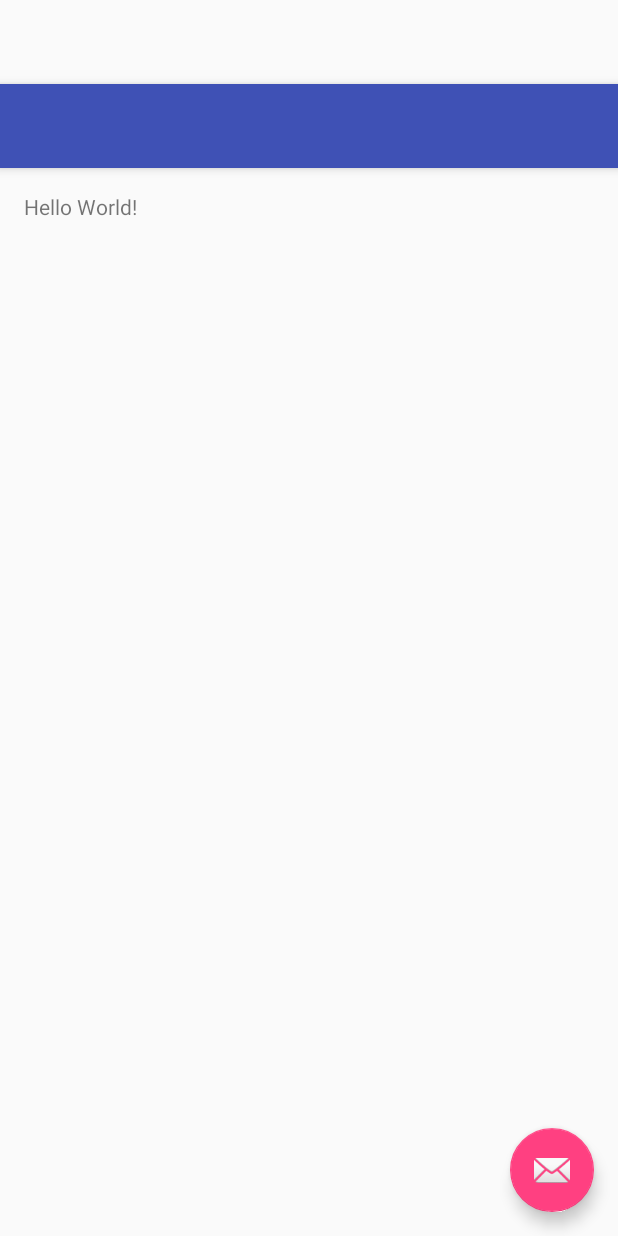
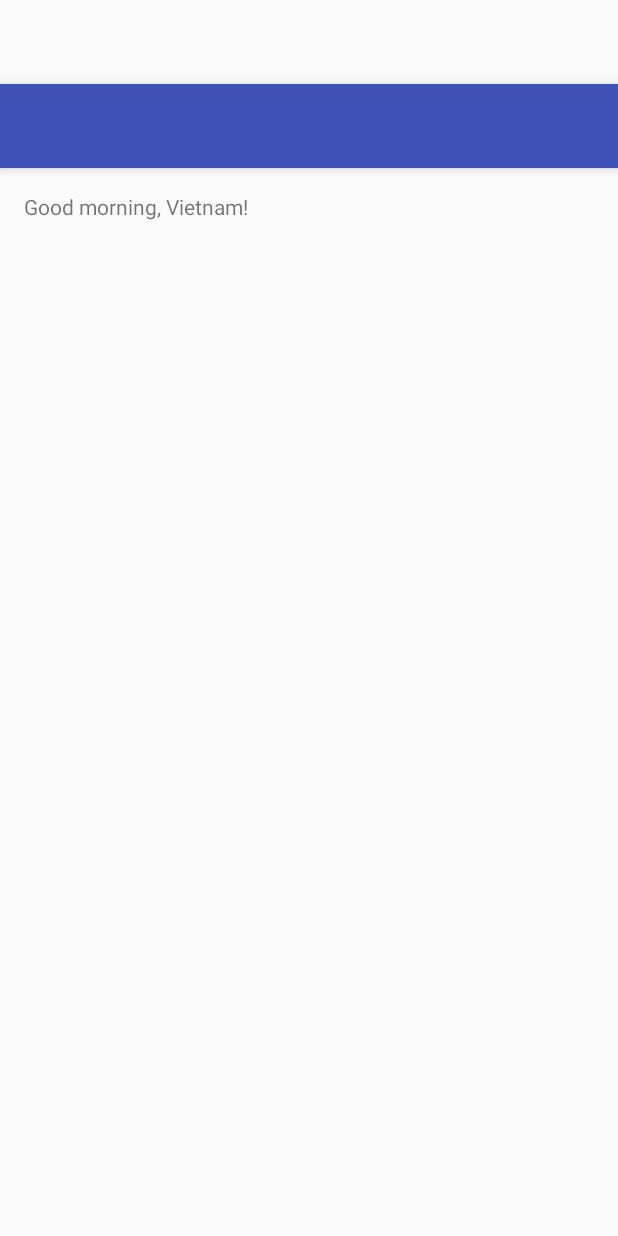
Before and after one commit to jgrocha/ActivengLab, an Android app: the layout activity_main.xml on its own in the app's theme, with its tools: preview values and no code run, on a phone screen of 412 x 824 dp. Run offline under Robolectric (Android 15) with nearby library versions, the phone set to English and light mode, and no system bars.

Commit message:
MainActivity layout include Fragment

```diff
--- a/app/src/main/AndroidManifest.xml
+++ b/app/src/main/AndroidManifest.xml
@@ -29,8 +29,8 @@
 
         <!-- mesmo importante aparecer aqui, senão o getContext().getContentResolver() não funciona -->
         <provider
-            android:authorities="activeng.pt.activenglab"
-            android:name=".data.TemperatureProvider" />
+            android:name=".data.TemperatureProvider"
+            android:authorities="activeng.pt.activenglab" />
 
     </application>
 
--- /dev/null
+++ b/app/src/main/java/activeng/pt/activenglab/MainActivityFragment.java
@@ -0,0 +1,22 @@
+package activeng.pt.activenglab;
+
+import android.os.Bundle;
+import android.support.v4.app.Fragment;
+import android.view.LayoutInflater;
+import android.view.View;
+import android.view.ViewGroup;
+
+/**
+ * A placeholder fragment containing a simple view.
+ */
+public class MainActivityFragment extends Fragment {
+
+    public MainActivityFragment() {
+    }
+
+    @Override
+    public View onCreateView(LayoutInflater inflater, ViewGroup container,
+                             Bundle savedInstanceState) {
+        return inflater.inflate(R.layout.fragment_main, container, false);
+    }
+}
--- a/app/src/main/res/layout/activity_main.xml
+++ b/app/src/main/res/layout/activity_main.xml
@@ -2,24 +2,33 @@
 <android.support.design.widget.CoordinatorLayout
     xmlns:android="http://schemas.android.com/apk/res/android"
     xmlns:app="http://schemas.android.com/apk/res-auto"
-    xmlns:tools="http://schemas.android.com/tools" android:layout_width="match_parent"
-    android:layout_height="match_parent" android:fitsSystemWindows="true"
+    xmlns:tools="http://schemas.android.com/tools"
+    android:layout_width="match_parent"
+    android:layout_height="match_parent"
+    android:fitsSystemWindows="true"
     tools:context=".MainActivity">
 
-    <android.support.design.widget.AppBarLayout android:layout_height="wrap_content"
-        android:layout_width="match_parent" android:theme="@style/AppTheme.AppBarOverlay">
+    <android.support.design.widget.AppBarLayout
+        android:layout_width="match_parent"
+        android:layout_height="wrap_content"
+        android:theme="@style/AppTheme.AppBarOverlay">
 
-        <android.support.v7.widget.Toolbar android:id="@+id/toolbar"
-            android:layout_width="match_parent" android:layout_height="?attr/actionBarSize"
-            android:background="?attr/colorPrimary" app:popupTheme="@style/AppTheme.PopupOverlay" />
+        <android.support.v7.widget.Toolbar
+            android:id="@+id/toolbar"
+            android:layout_width="match_parent"
+            android:layout_height="?attr/actionBarSize"
+            android:background="?attr/colorPrimary"
+            app:popupTheme="@style/AppTheme.PopupOverlay"/>
 
     </android.support.design.widget.AppBarLayout>
 
-    <include layout="@layout/content_main" />
+    <include layout="@layout/content_main"/>
 
+    <!--
     <android.support.design.widget.FloatingActionButton android:id="@+id/fab"
         android:layout_width="wrap_content" android:layout_height="wrap_content"
         android:layout_gravity="bottom|end" android:layout_margin="@dimen/fab_margin"
         android:src="@android:drawable/ic_dialog_email" />
+        -->
 
 </android.support.design.widget.CoordinatorLayout>
--- a/app/src/main/res/layout/content_main.xml
+++ b/app/src/main/res/layout/content_main.xml
@@ -1,16 +1,9 @@
-<?xml version="1.0" encoding="utf-8"?>
-<RelativeLayout xmlns:android="http://schemas.android.com/apk/res/android"
-    xmlns:tools="http://schemas.android.com/tools"
-    xmlns:app="http://schemas.android.com/apk/res-auto" android:layout_width="match_parent"
-    android:layout_height="match_parent" android:paddingLeft="@dimen/activity_horizontal_margin"
-    android:paddingRight="@dimen/activity_horizontal_margin"
-    android:paddingTop="@dimen/activity_vertical_margin"
-    android:paddingBottom="@dimen/activity_vertical_margin"
-    app:layout_behavior="@string/appbar_scrolling_view_behavior"
-    tools:showIn="@layout/activity_main" tools:context=".MainActivity">
-
-    <TextView android:text="Hello World!" android:layout_width="wrap_content"
-        android:layout_height="wrap_content" />
-
-
-</RelativeLayout>
+<fragment xmlns:android="http://schemas.android.com/apk/res/android"
+          xmlns:tools="http://schemas.android.com/tools"
+          xmlns:app="http://schemas.android.com/apk/res-auto"
+          android:id="@+id/fragment"
+          android:name="activeng.pt.activenglab.MainActivityFragment"
+          android:layout_width="match_parent"
+          android:layout_height="match_parent"
+          app:layout_behavior="@string/appbar_scrolling_view_behavior"
+          tools:layout="@layout/fragment_main"/>
--- /dev/null
+++ b/app/src/main/res/layout/fragment_main.xml
@@ -0,0 +1,15 @@
+<RelativeLayout xmlns:android="http://schemas.android.com/apk/res/android"
+                xmlns:tools="http://schemas.android.com/tools"
+                android:layout_width="match_parent"
+                android:layout_height="match_parent"
+                android:paddingLeft="@dimen/activity_horizontal_margin"
+                android:paddingRight="@dimen/activity_horizontal_margin"
+                android:paddingTop="@dimen/activity_vertical_margin"
+                android:paddingBottom="@dimen/activity_vertical_margin"
+                tools:showIn="@layout/activity_main"
+                tools:context="activeng.pt.activenglab.MainActivityFragment">
+
+    <TextView android:text="@string/hello_world" android:layout_width="wrap_content"
+              android:layout_height="wrap_content" />
+
+</RelativeLayout>
--- a/app/src/main/res/values/strings.xml
+++ b/app/src/main/res/values/strings.xml
@@ -2,6 +2,8 @@
     <string name="app_name">ActivengLab</string>
     <string name="action_settings">Settings</string>
     <string name="title_activity_settings">Settings</string>
+
+    <string name="hello_world">Good morning, Vietnam!</string>
 
     <!-- Strings related to Settings -->
 
@@ -65,4 +67,5 @@
     <string name="pref_ringtone_silent">Silent</string>
 
     <string name="pref_title_vibrate">Vibrate</string>
+    <string name="title_activity_main2">Main2Activity</string>
 </resources>
```
Also changed, not shown: app/src/main/java/activeng/pt/activenglab/MainActivity.java (+19 -0 lines).
